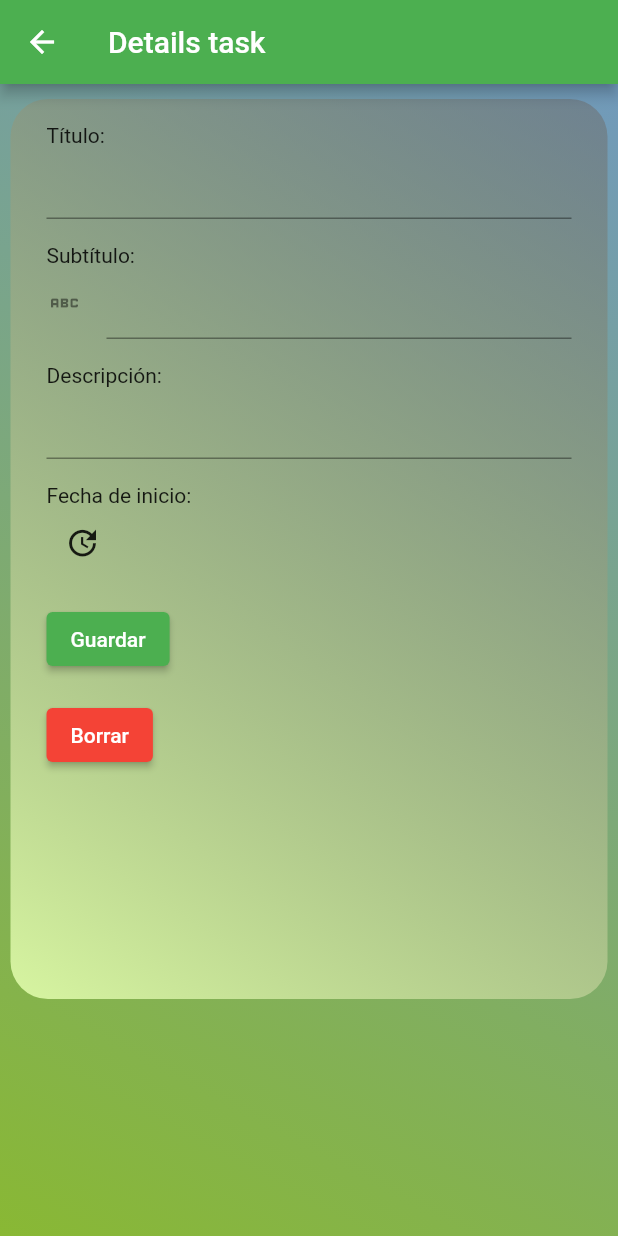
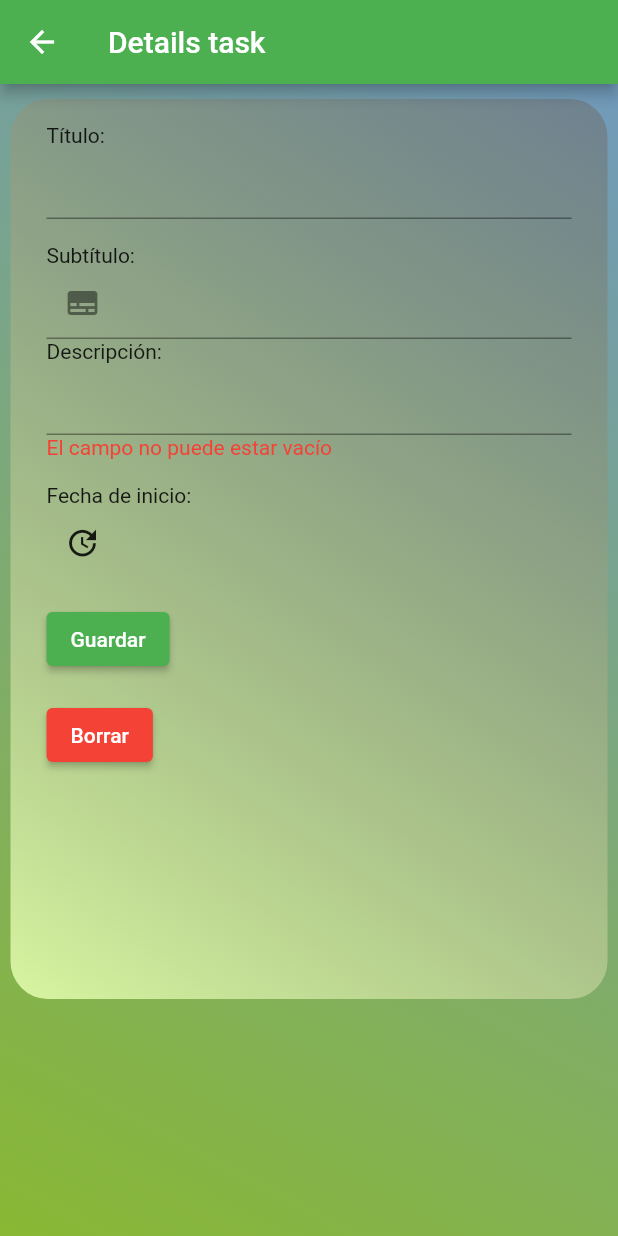
Before and after one commit to hakimsa/sawni, a Flutter app: the DetailsTask screen opened directly with empty values, after a tap on "Editar", on a phone screen of 412 x 824 dp. Run offline on Flutter 3.47's test engine with Material 2 defaults, Android fonts, the phone set to English and light mode, and no system bars; our stand-ins replace progress_dialog_null_safe, table_calendar; network calls fail.

Commit message:
devloping satus tag

```diff
--- a/lib/views/DetailsTask.dart
+++ b/lib/views/DetailsTask.dart
@@ -1,6 +1,7 @@
 import 'dart:ui';
 
 import 'package:flutter/material.dart';
+
 import 'package:intl/intl.dart';
 import 'package:progress_dialog_null_safe/progress_dialog_null_safe.dart';
 import 'package:swani/models/Task.dart';
@@ -23,6 +24,12 @@ class _DetailsTaskState extends State<DetailsTask> {
   final TextEditingController _controllerDescription = TextEditingController();
   final TextEditingController _controllerStartdate = TextEditingController();
   final TextEditingController _controllerEnddate = TextEditingController();
+
+  String title;
+  String subtitle;
+  String descrption;
+  String startDate;
+  String endate;
   Future<Task> _futureTask;
 
   bool isEditing = false;
@@ -93,6 +100,7 @@ class _DetailsTaskState extends State<DetailsTask> {
 
   _details() {
     return Container(
+
       decoration: BoxDecoration(
         gradient: LinearGradient(
           begin: Alignment.topRight,
@@ -134,41 +142,37 @@ class _DetailsTaskState extends State<DetailsTask> {
                   ? TextField(
                       onChanged: (text) {
                         setState(() {
-                        _controllerTitle.text= text;
+                          _controllerTitle.text = text;
                         });
                       },
-
                       controller:
                           TextEditingController(text: _controllerTitle.text),
                     )
                   : Text(widget.task.title),
               SizedBox(height: 16),
-              Text("Subtítulo:"),
-              isEditing
-                  ? TextField(
-                      decoration: InputDecoration(icon: Icon(Icons.abc)),
+              buildEditableTextFieldSubtitle(
+                "Subtítulo:",
+                _controllerSubtitle,
+                widget.task.subtitle,
+                icon: Icons.subtitles,
                 onChanged: (text) {
-                        setState(() {
+                  if (validateInput(text)) {
+                    _controllerSubtitle.text = text;
+                  }
                   widget.task.subtitle = text;
-                        });
                 },
-                      controller:
-                          TextEditingController(text: widget.task.subtitle),
-                    )
-                  : Text(widget.task.subtitle),
-              SizedBox(height: 16),
-              Text("Descripción:"),
-              isEditing
-                  ? TextField(
+              ),
+              buildEditableTextFieldd(
+                "Descripción:",
+                _controllerDescription,
+                widget.task.description,
                 onChanged: (text) {
-                        setState(() {
+                  if (validateInput(text)) {
+                    _controllerDescription.text = text;
+                  }
                   widget.task.description = text;
-                        });
                 },
-                      controller:
-                          TextEditingController(text: widget.task.description),
-                    )
-                  : Text(widget.task.description),
+              ),
               SizedBox(height: 16),
               Row(
                 children: [
@@ -191,13 +195,15 @@ class _DetailsTaskState extends State<DetailsTask> {
                 onPressed: () {
                   setState(() {
                     isEditing = !isEditing;
-                    task_provider.updateTask(
-                        widget.task.id,
-                        _controllerTitle.text,
-                        _controllerSubtitle.text,
-                        _controllerDescription.text,
-                        _controllerStartdate.text,
-                        _controllerEnddate.text);
+
+                    title = _controllerTitle.text;
+                    subtitle = _controllerSubtitle.text;
+                    descrption = _controllerDescription.text;
+                    startDate = _controllerStartdate.text;
+                    endate = _controllerEnddate.text;
+                    task_provider.updateTask(widget.task.id, title, subtitle,
+                        descrption, startDate, endate);
+                    if (!isEditing) showUpdatedDialog();
                   });
                 },
                 child: Text(isEditing ? "Guardar" : "Editar"),
@@ -242,6 +248,28 @@ class _DetailsTaskState extends State<DetailsTask> {
     }
   }
 
+  Widget buildEditableTextFieldSubtitle(
+      String label, TextEditingController controller, String value,
+      {IconData icon, ValueChanged<String> onChanged}) {
+    return Column(
+      crossAxisAlignment: CrossAxisAlignment.start,
+      children: [
+        Text(label),
+        isEditing
+            ? TextField(
+                onChanged: onChanged,
+                controller: controller,
+                decoration: icon != null
+                    ? InputDecoration(
+                        prefixIcon: Icon(icon),
+                      )
+                    : null,
+              )
+            : Text(value),
+      ],
+    );
+  }
+
   Future<void> showDeletedDialog() async {
     return showDialog<void>(
       context: context,
@@ -264,14 +292,12 @@ class _DetailsTaskState extends State<DetailsTask> {
                 );
 
                 setState(() {
-
                   pr.show();
                   Future.delayed(Duration(seconds: 2), () {
                     pr.hide();
                     // Aquí puedes agregar lógica para borrar el elemento y mostrar el ID borrado.
                     Navigator.pushNamed(context, "/");
                   });
-
                 });
               },
             ),
@@ -280,4 +306,65 @@ class _DetailsTaskState extends State<DetailsTask> {
       },
     );
   }
+
+  showUpdatedDialog() {
+    return showDialog<void>(
+        context: context,
+        builder: (BuildContext context) {
+          return AlertDialog(
+            title: Text('Elemento modificado'),
+            content: Text(
+                'El elemento ${widget.task.title} se ha modificado con éxito.'),
+            actions: <Widget>[
+              TextButton(
+                child: Text('OK'),
+                onPressed: () {
+                  pr = ProgressDialog(context);
+                  pr.update(
+                      message: "Espere ..", progress: 54, maxProgress: 80);
+                  pr.style(
+                    message: '...',
+                    progressWidget: CircularProgressIndicator(),
+                  );
+
+                  setState(() {
+                    pr.show();
+                    Future.delayed(Duration(seconds: 2), () {
+                      pr.hide();
+                      // Aquí puedes agregar lógica para borrar el elemento y mostrar el ID borrado.
+                      Navigator.pushNamed(context, "/");
+                    });
+                  });
+                },
+              ),
+            ],
+          );
+        });
   }
+
+  Widget buildEditableTextFieldd(
+      String label, TextEditingController controller, String value,
+      {ValueChanged<String> onChanged}) {
+    return Column(
+      crossAxisAlignment: CrossAxisAlignment.start,
+      children: [
+        Text(label),
+        isEditing
+            ? TextField(
+                onChanged: onChanged,
+                controller: controller,
+              )
+            : Text(value),
+        if (!validateInput(controller.text) && isEditing)
+          Text(
+            "El campo no puede estar vacío",
+            style: TextStyle(color: Colors.red),
+          ),
+      ],
+    );
+  }
+
+  bool validateInput(String text) {
+    return text.trim().isNotEmpty;
+  }
+}
--- a/pubspec.yaml
+++ b/pubspec.yaml
@@ -40,6 +40,7 @@ dependencies:
   table_calendar:
   intl: ^0.17.0
   http:
+
 dev_dependencies:
   flutter_test:
     sdk: flutter
```
Also changed, not shown: lib/views/HomePage.dart (+99 -51 lines), lib/widgets/buildEditabeTextField.dart (added). Lines whose indentation alone changed are shown as unchanged.
